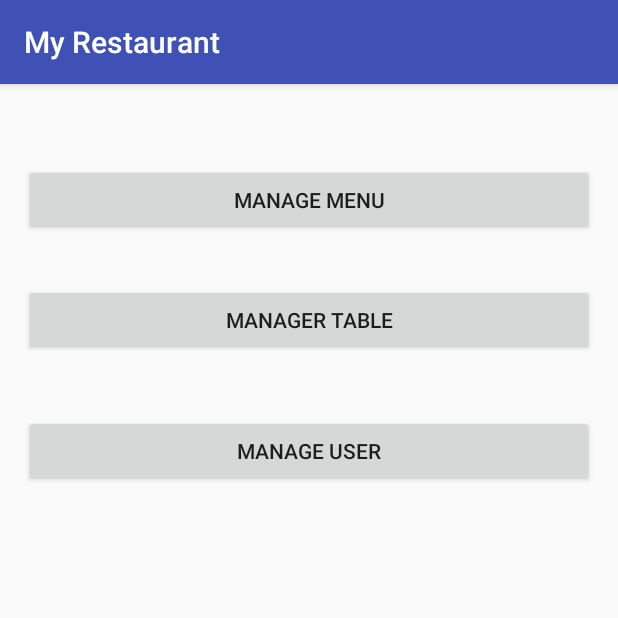
After one commit to dungnase04066/ISE1005-AndroidProject, an Android app: the Dashboard screen opened directly, with no data from a screen before it, on a phone screen of 412 x 824 dp, the top half of it. The commit adds this screen. Run offline under Robolectric (Android 15) with nearby library versions, the phone set to English and light mode, and no system bars.

Commit message:
integrate manager

```diff
--- /dev/null
+++ b/MyRestaurant/app/src/main/java/ise1005/edu/fpt/vn/myrestaurant/manager/Dashboard.java
@@ -0,0 +1,40 @@
+package ise1005.edu.fpt.vn.myrestaurant.manager;
+
+import android.app.Activity;
+import android.content.Intent;
+import android.os.Bundle;
+import android.support.v7.app.AppCompatActivity;
+import android.view.View;
+import android.widget.Button;
+
+import ise1005.edu.fpt.vn.myrestaurant.R;
+
+public class Dashboard extends AppCompatActivity implements View.OnClickListener {
+    private Button menu, table, user;
+    @Override
+    protected void onCreate(Bundle savedInstanceState) {
+        super.onCreate(savedInstanceState);
+        setContentView(R.layout.activity_dashboard);
+        menu = (Button) findViewById(R.id.btnMenu);
+        table = (Button) findViewById(R.id.btnTable);
+        user = (Button) findViewById(R.id.btnUser);
+        menu.setOnClickListener(this);
+        table.setOnClickListener(this);
+        user.setOnClickListener(this);
+    }
+
+    @Override
+    public void onClick(View v) {
+     switch (v.getId()){
+         case R.id.btnMenu:
+             startActivity(new Intent(this, Menu.class));
+             break;
+         case R.id.btnTable:
+             startActivity(new Intent(this, Table.class));
+             break;
+         case R.id.btnUser:
+             startActivity(new Intent(this, User.class));
+             break;
+     }
+    }
+}
--- /dev/null
+++ b/MyRestaurant/app/src/main/res/layout/activity_dashboard.xml
@@ -0,0 +1,42 @@
+<?xml version="1.0" encoding="utf-8"?>
+<RelativeLayout xmlns:android="http://schemas.android.com/apk/res/android"
+    xmlns:app="http://schemas.android.com/apk/res-auto"
+    xmlns:tools="http://schemas.android.com/tools"
+    android:layout_width="match_parent"
+    android:layout_height="match_parent"
+    android:paddingBottom="@dimen/activity_vertical_margin"
+    android:paddingLeft="@dimen/activity_horizontal_margin"
+    android:paddingRight="@dimen/activity_horizontal_margin"
+    android:paddingTop="@dimen/activity_vertical_margin"
+    tools:context="ise1005.edu.fpt.vn.myrestaurant.manager.Dashboard">
+
+    <Button
+        android:id="@+id/btnMenu"
+        android:layout_width="match_parent"
+        android:layout_height="wrap_content"
+        android:layout_alignParentTop="true"
+        android:layout_centerHorizontal="true"
+        android:layout_marginTop="37dp"
+        android:text="Manage Menu"
+        tools:layout_editor_absoluteX="16dp"
+        tools:layout_editor_absoluteY="38dp" />
+
+    <Button
+        android:id="@+id/btnTable"
+        android:layout_width="match_parent"
+        android:layout_height="wrap_content"
+        android:layout_alignParentLeft="true"
+        android:layout_alignParentStart="true"
+        android:layout_below="@+id/btnMenu"
+        android:layout_marginTop="32dp"
+        android:text="Manager Table" />
+
+    <Button
+        android:id="@+id/btnUser"
+        android:layout_width="match_parent"
+        android:layout_height="wrap_content"
+        android:layout_below="@+id/btnTable"
+        android:layout_centerHorizontal="true"
+        android:layout_marginTop="39dp"
+        android:text="Manage User" />
+</RelativeLayout>
--- a/MyRestaurant/app/src/main/res/layout/activity_menu.xml
+++ b/MyRestaurant/app/src/main/res/layout/activity_menu.xml
@@ -5,6 +5,10 @@
     android:layout_width="match_parent"
     android:layout_height="match_parent"
     android:orientation="vertical"
+    android:paddingBottom="@dimen/activity_vertical_margin"
+    android:paddingLeft="@dimen/activity_horizontal_margin"
+    android:paddingRight="@dimen/activity_horizontal_margin"
+    android:paddingTop="@dimen/activity_vertical_margin"
     tools:context="ise1005.edu.fpt.vn.myrestaurant.manager.Menu">
 
     <EditText
--- a/MyRestaurant/app/src/main/res/layout/activity_menu_form.xml
+++ b/MyRestaurant/app/src/main/res/layout/activity_menu_form.xml
@@ -4,6 +4,10 @@
     xmlns:tools="http://schemas.android.com/tools"
     android:layout_width="match_parent"
     android:layout_height="match_parent"
+    android:paddingBottom="@dimen/activity_vertical_margin"
+    android:paddingLeft="@dimen/activity_horizontal_margin"
+    android:paddingRight="@dimen/activity_horizontal_margin"
+    android:paddingTop="@dimen/activity_vertical_margin"
     tools:context="ise1005.edu.fpt.vn.myrestaurant.manager.MenuForm">
 
     <LinearLayout
--- a/MyRestaurant/app/src/main/res/layout/activity_table.xml
+++ b/MyRestaurant/app/src/main/res/layout/activity_table.xml
@@ -4,6 +4,10 @@
     xmlns:tools="http://schemas.android.com/tools"
     android:layout_width="match_parent"
     android:layout_height="match_parent"
+    android:paddingBottom="@dimen/activity_vertical_margin"
+    android:paddingLeft="@dimen/activity_horizontal_margin"
+    android:paddingRight="@dimen/activity_horizontal_margin"
+    android:paddingTop="@dimen/activity_vertical_margin"
     tools:context="ise1005.edu.fpt.vn.myrestaurant.manager.Menu">
 
     <LinearLayout
--- a/MyRestaurant/app/src/main/res/layout/activity_table_form.xml
+++ b/MyRestaurant/app/src/main/res/layout/activity_table_form.xml
@@ -4,6 +4,10 @@
     xmlns:tools="http://schemas.android.com/tools"
     android:layout_width="match_parent"
     android:layout_height="match_parent"
+    android:paddingBottom="@dimen/activity_vertical_margin"
+    android:paddingLeft="@dimen/activity_horizontal_margin"
+    android:paddingRight="@dimen/activity_horizontal_margin"
+    android:paddingTop="@dimen/activity_vertical_margin"
     tools:context="ise1005.edu.fpt.vn.myrestaurant.manager.MenuForm">
 
     <LinearLayout
--- a/MyRestaurant/app/src/main/res/layout/activity_user.xml
+++ b/MyRestaurant/app/src/main/res/layout/activity_user.xml
@@ -4,6 +4,11 @@
     xmlns:tools="http://schemas.android.com/tools"
     android:layout_width="match_parent"
     android:layout_height="match_parent"
+
+    android:paddingBottom="@dimen/activity_vertical_margin"
+    android:paddingLeft="@dimen/activity_horizontal_margin"
+    android:paddingRight="@dimen/activity_horizontal_margin"
+    android:paddingTop="@dimen/activity_vertical_margin"
     tools:context="ise1005.edu.fpt.vn.myrestaurant.manager.Menu">
 
     <LinearLayout
--- a/MyRestaurant/app/src/main/res/layout/activity_user_form.xml
+++ b/MyRestaurant/app/src/main/res/layout/activity_user_form.xml
@@ -4,6 +4,11 @@
     xmlns:tools="http://schemas.android.com/tools"
     android:layout_width="match_parent"
     android:layout_height="match_parent"
+
+    android:paddingBottom="@dimen/activity_vertical_margin"
+    android:paddingLeft="@dimen/activity_horizontal_margin"
+    android:paddingRight="@dimen/activity_horizontal_margin"
+    android:paddingTop="@dimen/activity_vertical_margin"
     tools:context="ise1005.edu.fpt.vn.myrestaurant.manager.UserForm">
 
     <LinearLayout
--- /dev/null
+++ b/MyRestaurant/app/src/main/res/values-w820dp/dimens.xml
@@ -0,0 +1,6 @@
+<resources>
+    <!-- Example customization of dimensions originally defined in res/values/dimens.xml
+         (such as screen margins) for screens with more than 820dp of available width. This
+         would include 7" and 10" devices in landscape (~960dp and ~1280dp respectively). -->
+    <dimen name="activity_horizontal_margin">64dp</dimen>
+</resources>
--- a/MyRestaurant/app/src/main/res/values/dimens.xml
+++ b/MyRestaurant/app/src/main/res/values/dimens.xml
@@ -3,4 +3,5 @@
     <dimen name="activity_horizontal_margin">16dp</dimen>
     <dimen name="activity_vertical_margin">16dp</dimen>
     <dimen name="fab_margin">16dp</dimen>
+    <dimen name="appbar_padding_top">8dp</dimen>
 </resources>
--- a/MyRestaurant/app/src/main/res/values/strings.xml
+++ b/MyRestaurant/app/src/main/res/values/strings.xml
@@ -18,4 +18,10 @@
 
     <string name="title_update">Update</string>
     <string name="title_delete">Delete</string>
+    <string name="title_activity_main2">Main2Activity</string>
+    <string name="action_settings">Settings</string>
+    <string name="section_format">Hello World from section: %1$d</string>
+    <string name="title_home">Home</string>
+    <string name="title_dashboard">Dashboard</string>
+    <string name="title_notifications">Notifications</string>
 </resources>
```
Also changed, not shown: MyRestaurant/app/src/main/AndroidManifest.xml (+4 -6 lines), MyRestaurant/app/src/main/java/ise1005/edu/fpt/vn/myrestaurant/util/LoginActivity.java (+24 -13 lines), MyRestaurant/app/src/main/res/drawable/ic_dashboard_black_24dp.xml (added, +9 -0 lines), MyRestaurant/app/src/main/res/drawable/ic_home_black_24dp.xml (added, +9 -0 lines), MyRestaurant/app/src/main/res/drawable/ic_notifications_black_24dp.xml (added, +9 -0 lines).
